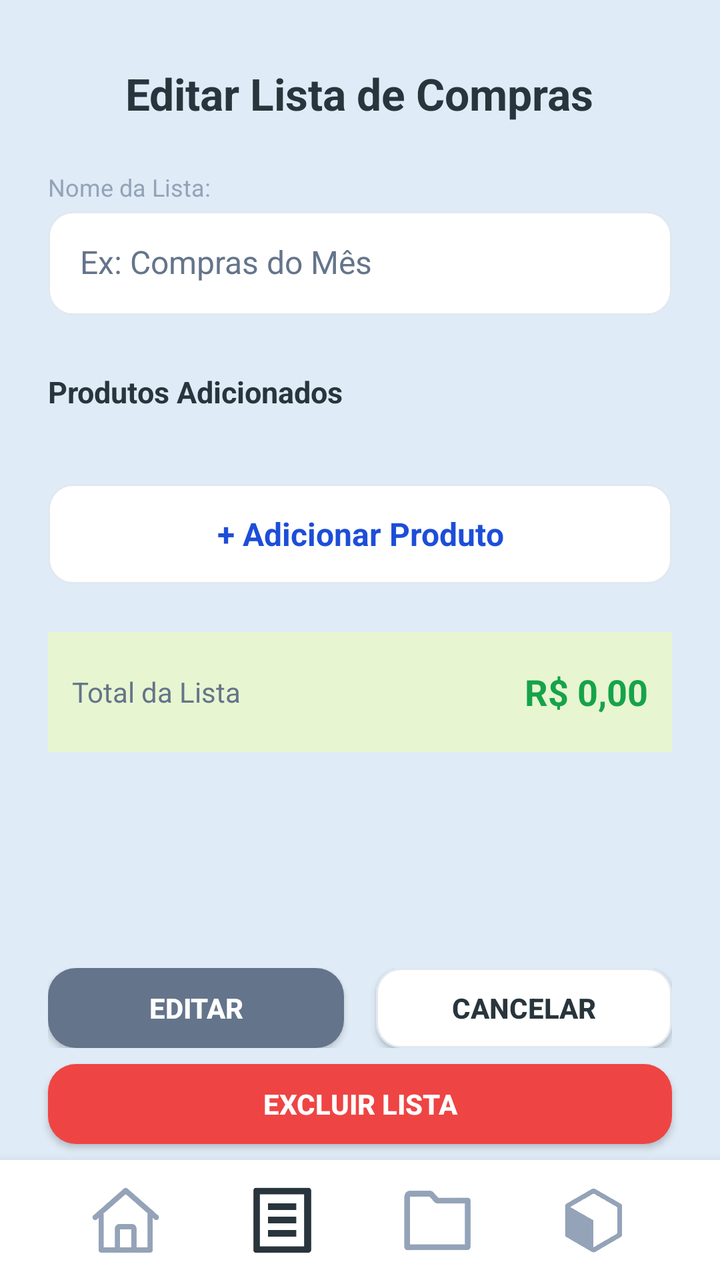
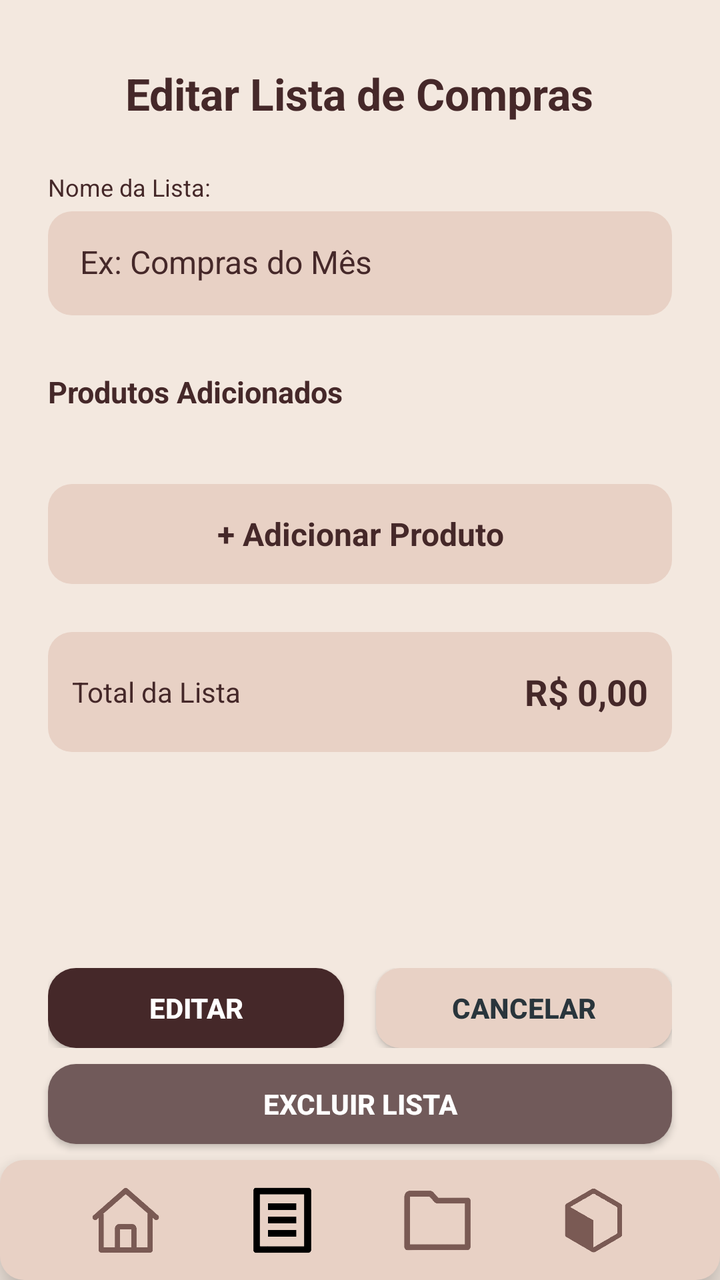

Compare the two renders of this Android layout. The source of the first and the diff that turns it into the second are given below.
<!-- AndroidManifest.xml: application theme Theme.ListaCompras -->
<!-- res/layout/activity_lista_editar.xml -->
<?xml version="1.0" encoding="utf-8"?>
<RelativeLayout xmlns:android="http://schemas.android.com/apk/res/android"
    xmlns:app="http://schemas.android.com/apk/res-auto"
    android:id="@+id/main"
    android:layout_width="match_parent"
    android:layout_height="match_parent"
    android:background="#DFEBF6">

    
    <TextView
        android:id="@+id/txtTituloEditarLista"
        android:layout_width="wrap_content"
        android:layout_height="wrap_content"
        android:text="Editar Lista de Compras"
        android:textSize="22sp"
        android:textStyle="bold"
        android:textColor="#29353C"
        android:layout_marginTop="32dp"
        android:layout_centerHorizontal="true" />

    
    <ScrollView
        android:id="@+id/scrollContainer"
        android:layout_width="match_parent"
        android:layout_height="match_parent"
        android:layout_below="@id/txtTituloEditarLista"
        android:layout_above="@id/containerBotoesEditar"
        android:paddingHorizontal="24dp">

        <LinearLayout
            android:layout_width="match_parent"
            android:layout_height="wrap_content"
            android:orientation="vertical"
            android:paddingTop="24dp">

            
            <TextView
                android:layout_width="wrap_content"
                android:layout_height="wrap_content"
                android:text="Nome da Lista:"
                android:textColor="#94A3B8"
                android:textSize="12sp"
                android:layout_marginBottom="4dp"/>

            <EditText
                android:id="@+id/edtNomeLista"
                android:layout_width="match_parent"
                android:layout_height="52dp"
                android:hint="Ex: Compras do Mês"
                android:background="@drawable/card_secundario"
                android:padding="16dp"
                android:textColor="#29353C"
                android:textColorHint="#64748B"
                android:textSize="16sp" />

            
            <TextView
                android:id="@+id/txtProdutosAdicionados"
                android:layout_width="wrap_content"
                android:layout_height="wrap_content"
                android:text="Produtos Adicionados"
                android:textStyle="bold"
                android:textColor="#29353C"
                android:textSize="15sp"
                android:layout_marginTop="28dp"
                android:layout_marginBottom="12dp" />

            
            <androidx.recyclerview.widget.RecyclerView
                android:id="@+id/recyclerProdutosLista"
                android:layout_width="match_parent"
                android:layout_height="wrap_content"
                android:nestedScrollingEnabled="false"
                android:paddingBottom="12dp" />

            
            <TextView
                android:id="@+id/btnAddProduto"
                android:layout_width="match_parent"
                android:layout_height="50dp"
                android:gravity="center"
                android:text="+ Adicionar Produto"
                android:textStyle="bold"
                android:textColor="#1D4ED8"
                android:background="@drawable/card_secundario"
                android:layout_marginTop="12dp"
                android:textSize="16sp" />

            
            <LinearLayout
                android:layout_width="match_parent"
                android:layout_height="60dp"
                android:gravity="center_vertical"
                android:paddingHorizontal="12dp"
                android:background="#E7F5D0"
                android:layout_marginTop="24dp"
                android:layout_marginBottom="24dp">

                <TextView
                    android:id="@+id/txtTotalTitulo"
                    android:layout_width="wrap_content"
                    android:layout_height="wrap_content"
                    android:text="Total da Lista"
                    android:textColor="#64748B"
                    android:textSize="14sp"
                    android:layout_weight="1" />

                <TextView
                    android:id="@+id/txtTotalLista"
                    android:layout_width="wrap_content"
                    android:layout_height="wrap_content"
                    android:text="R$ 0,00"
                    android:textColor="#16A34A"
                    android:textStyle="bold"
                    android:textSize="18sp" />
            </LinearLayout>

        </LinearLayout>
    </ScrollView>

    
    <LinearLayout
        android:id="@+id/containerBotoesEditar"
        android:layout_width="match_parent"
        android:layout_height="wrap_content"
        android:orientation="horizontal"
        android:gravity="center"
        android:layout_above="@id/btnExcluirLista"
        android:paddingHorizontal="24dp"
        android:layout_marginBottom="8dp">

        <androidx.appcompat.widget.AppCompatButton
            android:id="@+id/btnSalvarEdicao"
            android:layout_width="0dp"
            android:layout_height="40dp"
            android:layout_weight="1"
            android:text="Editar"
            android:textColor="#FFFFFF"
            android:textStyle="bold"
            android:background="@drawable/card_principal"/>

        <Space
            android:layout_width="16dp"
            android:layout_height="0dp"/>

        <androidx.appcompat.widget.AppCompatButton
            android:id="@+id/btnCancelarEdicao"
            android:layout_width="0dp"
            android:layout_height="40dp"
            android:layout_weight="1"
            android:text="Cancelar"
            android:textStyle="bold"
            android:textColor="#29353C"
            android:background="@drawable/card_secundario"/>
    </LinearLayout>

    
    <androidx.appcompat.widget.AppCompatButton
        android:id="@+id/btnExcluirLista"
        android:layout_width="match_parent"
        android:layout_height="40dp"
        android:layout_above="@id/footer"
        android:layout_marginHorizontal="24dp"
        android:layout_marginBottom="8dp"
        android:text="Excluir lista"
        android:textStyle="bold"
        android:textColor="#FFFFFF"
        android:background="@drawable/card_excluir"/>

    
    <LinearLayout
        android:id="@+id/footer"
        android:layout_width="match_parent"
        android:layout_height="60dp"
        android:layout_alignParentBottom="true"
        android:background="#FFFFFF"
        android:elevation="10dp"
        android:gravity="center"
        android:orientation="horizontal"
        android:paddingHorizontal="24dp">

        <ImageView
            android:id="@+id/iconHome"
            android:layout_width="36dp"
            android:layout_height="36dp"
            android:layout_weight="1"
            android:src="@drawable/ic_home"
            app:tint="#94A3B8"/>

        <ImageView
            android:id="@+id/iconListas"
            android:layout_width="36dp"
            android:layout_height="36dp"
            android:layout_weight="1"
            android:src="@drawable/ic_lista"
            app:tint="#29353C"/>

        <ImageView
            android:id="@+id/iconCategorias"
            android:layout_width="36dp"
            android:layout_height="36dp"
            android:layout_weight="1"
            android:src="@drawable/ic_pasta"
            app:tint="#94A3B8"/>

        <ImageView
            android:id="@+id/iconProdutos"
            android:layout_width="36dp"
            android:layout_height="36dp"
            android:layout_weight="1"
            android:src="@drawable/ic_caixa"
            app:tint="#94A3B8"/>
    </LinearLayout>

</RelativeLayout>
<!-- resources referenced by this layout -->
<resources>
  <!-- drawable card_excluir (drawable) -->
  <?xml version="1.0" encoding="utf-8"?>
  <shape xmlns:android="http://schemas.android.com/apk/res/android">
      <solid android:color="#EF4444"/> 
      <corners android:radius="14dp"/>
  </shape>
  <!-- drawable card_principal (drawable) -->
  <shape xmlns:android="http://schemas.android.com/apk/res/android">
      <solid android:color="#64748B"/>
      <corners android:radius="14dp"/>
  </shape>
  <!-- drawable card_secundario (drawable) -->
  <shape xmlns:android="http://schemas.android.com/apk/res/android">
      <solid android:color="#FFFFFF"/>
      <corners android:radius="12dp"/>
      <stroke android:width="1dp" android:color="#E2E8F0"/>
  </shape>
  <!-- drawable ic_caixa: png bitmap (drawable, 30803 bytes) -->
  <!-- drawable ic_home: png bitmap (drawable, 26750 bytes) -->
  <!-- drawable ic_lista: png bitmap (drawable, 12721 bytes) -->
  <!-- drawable ic_pasta: png bitmap (drawable, 12054 bytes) -->
  <style name="Theme.ListaCompras" parent="Base.Theme.ListaCompras" />
  <style name="Base.Theme.ListaCompras" parent="Theme.Material3.DayNight.NoActionBar">
          
          
      </style>
</resources>

<!-- the commit's change to res/layout/activity_lista_editar.xml (unified diff, before → after) -->
@@ -4,7 +4,7 @@
     android:id="@+id/main"
     android:layout_width="match_parent"
     android:layout_height="match_parent"
-    android:background="#DFEBF6">
+    android:background="#F3E8DF">
 
     
     <TextView
@@ -14,7 +14,7 @@
         android:text="Editar Lista de Compras"
         android:textSize="22sp"
         android:textStyle="bold"
-        android:textColor="#29353C"
+        android:textColor="#452829"
         android:layout_marginTop="32dp"
         android:layout_centerHorizontal="true" />
 
@@ -38,7 +38,7 @@
                 android:layout_width="wrap_content"
                 android:layout_height="wrap_content"
                 android:text="Nome da Lista:"
-                android:textColor="#94A3B8"
+                android:textColor="#452829"
                 android:textSize="12sp"
                 android:layout_marginBottom="4dp"/>
 
@@ -49,8 +49,8 @@
                 android:hint="Ex: Compras do Mês"
                 android:background="@drawable/card_secundario"
                 android:padding="16dp"
-                android:textColor="#29353C"
-                android:textColorHint="#64748B"
+                android:textColor="#452829"
+                android:textColorHint="#452829"
                 android:textSize="16sp" />
 
             
@@ -60,7 +60,7 @@
                 android:layout_height="wrap_content"
                 android:text="Produtos Adicionados"
                 android:textStyle="bold"
-                android:textColor="#29353C"
+                android:textColor="#452829"
                 android:textSize="15sp"
                 android:layout_marginTop="28dp"
                 android:layout_marginBottom="12dp" />
@@ -81,7 +81,7 @@
                 android:gravity="center"
                 android:text="+ Adicionar Produto"
                 android:textStyle="bold"
-                android:textColor="#1D4ED8"
+                android:textColor="#452829"
                 android:background="@drawable/card_secundario"
                 android:layout_marginTop="12dp"
                 android:textSize="16sp" />
@@ -92,7 +92,7 @@
                 android:layout_height="60dp"
                 android:gravity="center_vertical"
                 android:paddingHorizontal="12dp"
-                android:background="#E7F5D0"
+                android:background="@drawable/card_secundario"
                 android:layout_marginTop="24dp"
                 android:layout_marginBottom="24dp">
 
@@ -101,7 +101,7 @@
                     android:layout_width="wrap_content"
                     android:layout_height="wrap_content"
                     android:text="Total da Lista"
-                    android:textColor="#64748B"
+                    android:textColor="#452829"
                     android:textSize="14sp"
                     android:layout_weight="1" />
 
@@ -110,7 +110,7 @@
                     android:layout_width="wrap_content"
                     android:layout_height="wrap_content"
                     android:text="R$ 0,00"
-                    android:textColor="#16A34A"
+                    android:textColor="#452829"
                     android:textStyle="bold"
                     android:textSize="18sp" />
             </LinearLayout>
@@ -173,7 +173,7 @@
         android:layout_width="match_parent"
         android:layout_height="60dp"
         android:layout_alignParentBottom="true"
-        android:background="#FFFFFF"
+        android:background="@drawable/card_secundario"
         android:elevation="10dp"
         android:gravity="center"
         android:orientation="horizontal"
@@ -185,7 +185,7 @@
             android:layout_height="36dp"
             android:layout_weight="1"
             android:src="@drawable/ic_home"
-            app:tint="#94A3B8"/>
+            app:tint="#7A5A54"/>
 
         <ImageView
             android:id="@+id/iconListas"
@@ -193,7 +193,7 @@
             android:layout_height="36dp"
             android:layout_weight="1"
             android:src="@drawable/ic_lista"
-            app:tint="#29353C"/>
+            app:tint="#000000"/>
 
         <ImageView
             android:id="@+id/iconCategorias"
@@ -201,7 +201,7 @@
             android:layout_height="36dp"
             android:layout_weight="1"
             android:src="@drawable/ic_pasta"
-            app:tint="#94A3B8"/>
+            app:tint="#7A5A54"/>
 
         <ImageView
             android:id="@+id/iconProdutos"
@@ -209,7 +209,7 @@
             android:layout_height="36dp"
             android:layout_weight="1"
             android:src="@drawable/ic_caixa"
-            app:tint="#94A3B8"/>
+            app:tint="#7A5A54"/>
     </LinearLayout>
 
 </RelativeLayout>
<!-- resource entries referenced after the edit -->
@@ -3,19 +3,18 @@
   <!-- drawable card_excluir (drawable) -->
   <?xml version="1.0" encoding="utf-8"?>
   <shape xmlns:android="http://schemas.android.com/apk/res/android">
-      <solid android:color="#EF4444"/> 
+      <solid android:color="#715A5A"/>
       <corners android:radius="14dp"/>
   </shape>
   <!-- drawable card_principal (drawable) -->
   <shape xmlns:android="http://schemas.android.com/apk/res/android">
-      <solid android:color="#64748B"/>
+      <solid android:color="#452829"/>
       <corners android:radius="14dp"/>
   </shape>
   <!-- drawable card_secundario (drawable) -->
   <shape xmlns:android="http://schemas.android.com/apk/res/android">
-      <solid android:color="#FFFFFF"/>
-      <corners android:radius="12dp"/>
-      <stroke android:width="1dp" android:color="#E2E8F0"/>
+      <solid android:color="#E8D1C5"/>
+      <corners android:radius="12dp"/>/>
   </shape>
   <!-- drawable ic_caixa: png bitmap (drawable, 30803 bytes) -->
   <!-- drawable ic_home: png bitmap (drawable, 26750 bytes) -->
